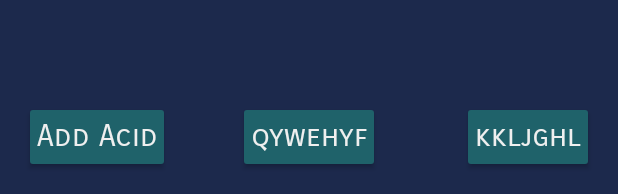
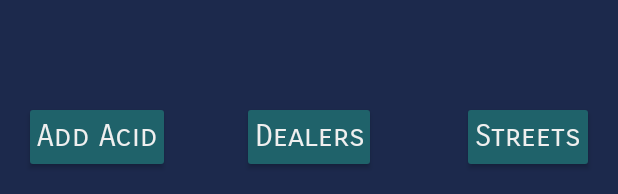
Before and after one commit to ahester57/TrappinNCrappin, an Android app: the layout fragment_home.xml on its own in the app's theme, with its tools: preview values and no code run, on a phone screen of 412 x 824 dp. Shown: the part 1039-1233 px from the top of the screen. Run offline under Robolectric (Android 15) with nearby library versions, the phone set to English and light mode, and no system bars.

Commit message:
more stuff set up

```diff
--- a/app/src/main/AndroidManifest.xml
+++ b/app/src/main/AndroidManifest.xml
@@ -19,6 +19,10 @@
                 <category android:name="android.intent.category.LAUNCHER" />
             </intent-filter>
         </activity>
+
+        <activity android:name=".activity.DealerActivity">
+
+        </activity>
     </application>
 
 </manifest>
--- a/app/src/main/java/tech/stin/trappinncrappin/app/FragConfig.java
+++ b/app/src/main/java/tech/stin/trappinncrappin/app/FragConfig.java
@@ -6,6 +6,6 @@ package tech.stin.trappinncrappin.app;
 
 public class FragConfig {
     public static final String HOME_VIEW = "HOME_VIEW";
-    public static final String DEALER_VIEW = "HOME_VIEW";
-    public static final String STREETS_VIEW = "STREETS_VIEW";
+    public static final String DEALER_VIEW = "DEALER_VIEW";
+    public static final String STREET_VIEW = "STREETS_VIEW";
 }
--- a/app/src/main/res/layout/fragment_home.xml
+++ b/app/src/main/res/layout/fragment_home.xml
@@ -7,7 +7,7 @@
 
 
     <android.support.v7.widget.RecyclerView
-        android:id="@+id/course_list_recycler"
+        android:id="@+id/stash_list_recycler"
         android:layout_width="0dp"
         android:layout_height="0dp"
         android:padding="8dp"
@@ -17,7 +17,7 @@
         android:layout_marginRight="16dp"
         android:layout_marginStart="16dp"
         android:textAlignment="center"
-        app:layout_constraintBottom_toTopOf="@+id/play_button"
+        app:layout_constraintBottom_toTopOf="@+id/dealers_button"
         app:layout_constraintHorizontal_bias="0.0"
         app:layout_constraintLeft_toLeftOf="parent"
         app:layout_constraintRight_toRightOf="parent"
@@ -25,32 +25,32 @@
         app:layout_constraintTop_toBottomOf="@+id/message_text_view" />
 
     <Button
-        android:id="@+id/logout_button"
+        android:id="@+id/streets_button"
+        style="@style/ButtonTheme"
         android:layout_width="wrap_content"
         android:layout_height="wrap_content"
+        android:layout_marginBottom="16dp"
         android:layout_marginEnd="16dp"
         android:layout_marginRight="16dp"
         android:padding="8dp"
-        style="@style/ButtonTheme"
-        android:text="kkljghl"
+        android:text="@string/streets"
+        app:layout_constraintBottom_toBottomOf="parent"
         app:layout_constraintRight_toRightOf="parent"
-        tools:layout_constraintRight_creator="1"
-        app:layout_constraintBottom_toBottomOf="parent"
-        android:layout_marginBottom="16dp" />
+        tools:layout_constraintRight_creator="1" />
 
     <Button
-        android:id="@+id/play_button"
+        android:id="@+id/dealers_button"
+        style="@style/ButtonTheme"
         android:layout_width="wrap_content"
         android:layout_height="wrap_content"
+        android:layout_marginBottom="16dp"
         android:padding="8dp"
-        style="@style/ButtonTheme"
-        android:text="qywehyf"
+        android:text="@string/dealers"
+        app:layout_constraintBottom_toBottomOf="parent"
         app:layout_constraintLeft_toLeftOf="parent"
         app:layout_constraintRight_toRightOf="parent"
         tools:layout_constraintLeft_creator="1"
-        tools:layout_constraintRight_creator="1"
-        app:layout_constraintBottom_toBottomOf="parent"
-        android:layout_marginBottom="16dp" />
+        tools:layout_constraintRight_creator="1" />
 
     <Button
         android:id="@+id/groups_button"
--- a/app/src/main/res/values/strings.xml
+++ b/app/src/main/res/values/strings.xml
@@ -5,4 +5,6 @@
     <string name="check_mark">\u2714</string>
     <string name="x_mark">\u2717</string>
     <string name="name">Enter name</string>
+    <string name="streets">Streets</string>
+    <string name="dealers">Dealers</string>
 </resources>
```
Also changed, not shown: app/src/main/java/tech/stin/trappinncrappin/activity/DealerActivity.java (added, +39 -0 lines), app/src/main/java/tech/stin/trappinncrappin/activity/DealerView.java (added, +31 -0 lines), app/src/main/java/tech/stin/trappinncrappin/activity/HomeActivity.java (+11 -1 lines), app/src/main/java/tech/stin/trappinncrappin/activity/HomeView.java (+23 -1 lines).
